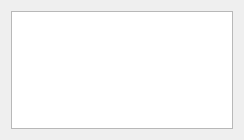
This is src/ra/widgets/visualizationwidget.ui in robotics-erlangen/framework as Qt 5 draws it before an edit. The edited form follows.
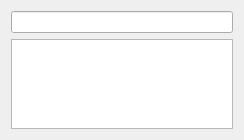
This is the edited form.

Commit message: Add filter for visualizations

The edit to the form file:
```diff
--- a/src/ra/widgets/visualizationwidget.ui
+++ b/src/ra/widgets/visualizationwidget.ui
@@ -14,6 +14,9 @@
    <string>Form</string>
   </property>
   <layout class="QVBoxLayout" name="verticalLayout">
+   <item>
+    <widget class="QLineEdit" name="filter"/>
+   </item>
    <item>
     <widget class="QListView" name="list"/>
    </item>
```
The commit also changes 2 other files.
